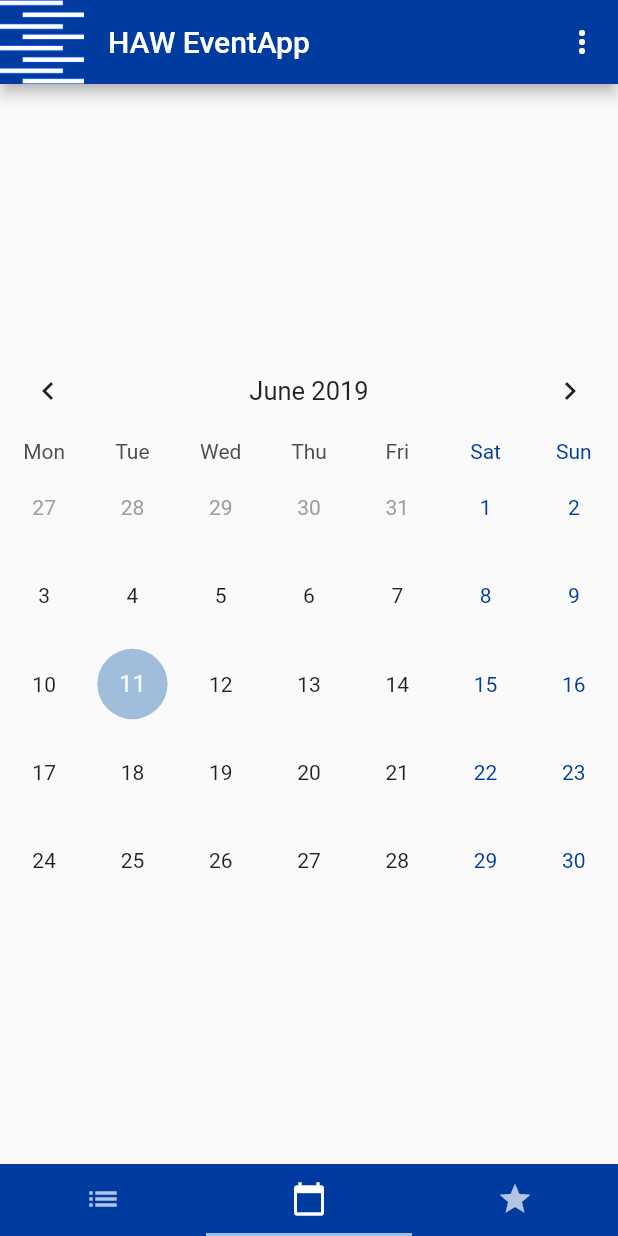
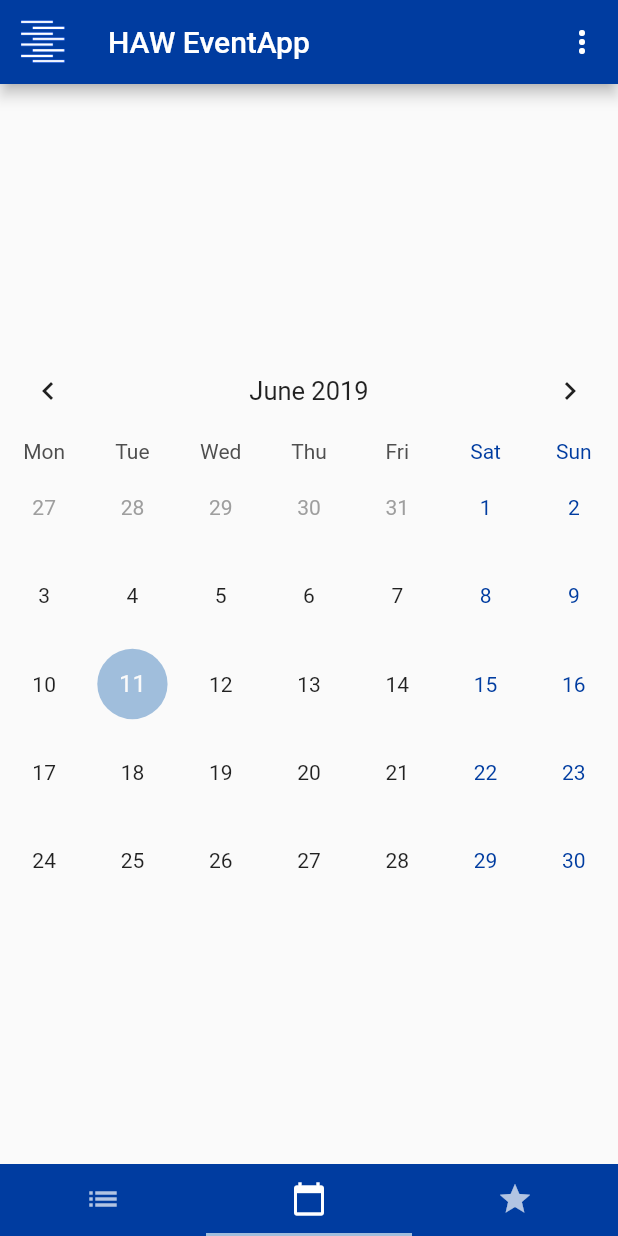
Before and after one commit to melinazanon/HAW-Events, a Flutter app: the screen it shows after launch, on a phone screen of 412 x 824 dp. Run offline on Flutter 3.47's test engine with Material 2 defaults, Android fonts, the phone set to English and light mode, and no system bars; our stand-ins replace table_calendar; missing offline and left inert: date_utils, simple_gesture_detector.

Commit message:
Scaled HAW Logo/ Changed Logo Picture in cards

```diff
--- a/haw_events_application/lib/EventOverview.dart
+++ b/haw_events_application/lib/EventOverview.dart
@@ -46,7 +46,7 @@ class _EventOverviewState extends State<EventOverview> {
           border: Border.all(width: 2,color: Colors.white)
         ),
         child: new Image.asset(
-          "assets/images/HAW_Logo.png",
+          "assets/images/HAW_Logo_color.jpg",
           fit: BoxFit.cover,
           width: 60,
           height: 60,
--- a/haw_events_application/lib/main.dart
+++ b/haw_events_application/lib/main.dart
@@ -44,11 +44,9 @@ class EventTabsState extends State<EventTabs> with SingleTickerProviderStateMixi
     return new Scaffold(
       appBar: new AppBar(
         backgroundColor: Color(0xFF003ca0),
-        leading: Image.asset("assets/images/_haw_logo_white.png",
+        leading: Image.asset("assets/images/haw_logo_white_small.png",
           fit: BoxFit.cover,
-          width: 30,
-          height: 30,
-        ),
+          ),
         title: new Text('HAW EventApp'),
         actions: <Widget>[
           //Einstellungs DropDownMenu oben rechts in der AppBar
--- a/haw_events_application/pubspec.yaml
+++ b/haw_events_application/pubspec.yaml
@@ -46,6 +46,8 @@ flutter:
     - assets/images/HAW_Logo.png
     - assets/images/_haw_logo_white.png
     - assets/images/Flimmerfest.jpg
+    - assets/images/haw_logo_white_small.png
+    - assets/images/HAW_Logo_color.jpg
 
   # An image asset can refer to one or more resolution-specific "variants", see
   # https://flutter.io/assets-and-images/#resolution-aware.
```
Also changed, not shown: haw_events_application/assets/images/HAW_Logo_color.jpg (added), haw_events_application/assets/images/HAW_Logo_color.png (added), haw_events_application/assets/images/HAW_white.jpg (deleted), haw_events_application/assets/images/haw_logo_white_small.png (added).
